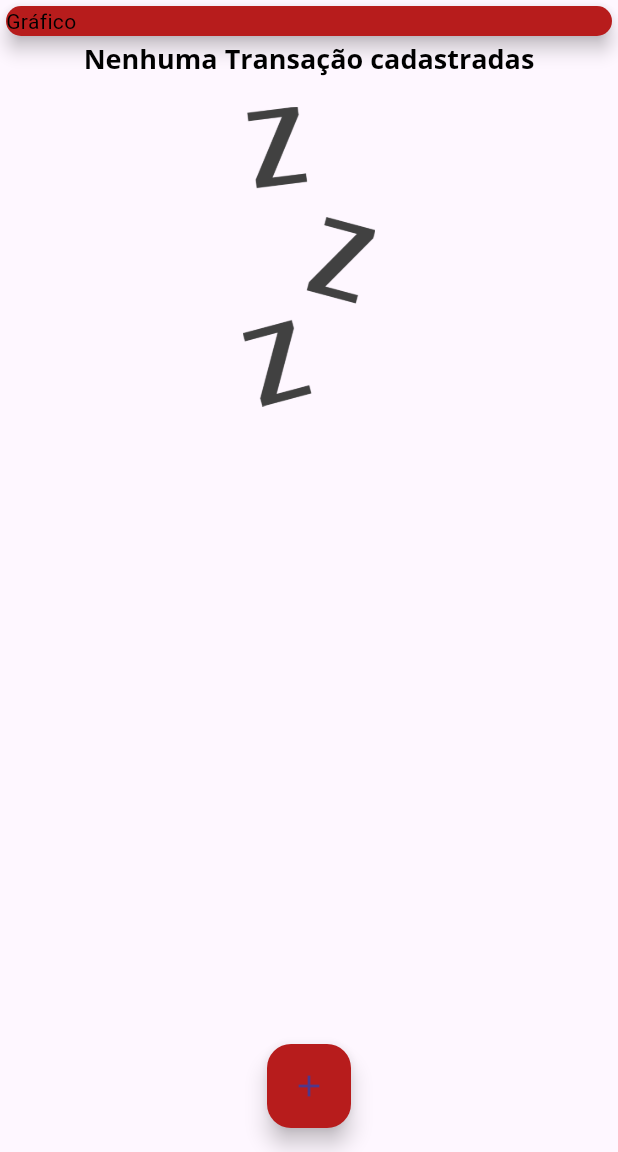
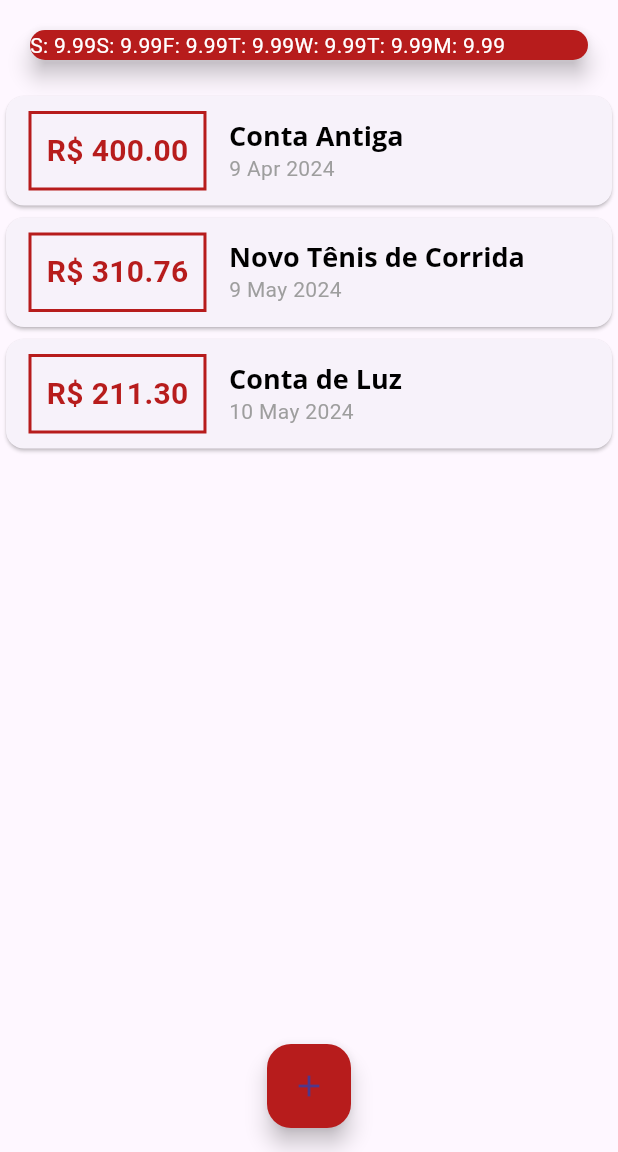
Before and after one commit to ArthurRCastilho/app_despesas, a Flutter app: the screen it shows after launch, on a phone screen of 412 x 824 dp, the part 84-1236 px from its top. Run offline on Flutter 3.47's test engine with Material 3 defaults, Android fonts, the phone set to English and light mode, and no system bars; missing offline and left inert: dart:ffi.

Commit message:
Começando a montar o gráfico: Este ponto está sendo adicionado os arquivos chart.dart e o arquivo chart_bar.dart.   chart.dart está responsável por receber as ultimas transações dos ultimos 7 dias, lógica que foi implementada na main.dart no primeiro SingleChildScrollView onde chama a função _recentTransations, que é uma função que pega apenas as ultimas transações dos ultimos 7 e é recebido dentro de chart.dart que está responsavel por somar todos os valores respectivos de cada dia e deixar separado. E o arquivo chart_bar.dart será responsável por criar as barras, onde mostrará o gráfico de gastos, porém este arquivo apenas foi criado, e criado o StatelessWidget, sem mais alterações no momento

```diff
--- /dev/null
+++ b/lib/components/chart.dart
@@ -0,0 +1,57 @@
+import 'package:app_despesas/models/transaction.dart';
+import 'package:intl/intl.dart';
+import 'package:flutter/material.dart';
+
+class Chart extends StatelessWidget {
+  final List<Transaction> recentTransaction;
+
+  Chart(this.recentTransaction);
+
+  List<Map<String, Object>> get groupedTransactions {
+    return List.generate(7, (index) {
+      final weekDay = DateTime.now().subtract(
+        Duration(days: index),
+      );
+
+      double totalSum = 0.0;
+
+      for (var i = 0; i < recentTransaction.length; i++) {
+        bool sameDay = recentTransaction[i].date.day == weekDay.day;
+        bool sameMonth = recentTransaction[i].date.month == weekDay.month;
+        bool sameYear = recentTransaction[i].date.year == weekDay.year;
+
+        if (sameDay && sameMonth && sameYear) {
+          totalSum += recentTransaction[i].value;
+        }
+      }
+
+      print(DateFormat.E().format(weekDay)[0]);
+      print(totalSum);
+
+      return {
+        'day': DateFormat.E().format(weekDay)[0],
+        'value': 9.99,
+      };
+    });
+  }
+
+  @override
+  Widget build(BuildContext context) {
+    groupedTransactions;
+    return Card(
+      color: Theme.of(context).colorScheme.primary,
+      elevation: 6,
+      margin: EdgeInsets.all(20),
+      child: Row(
+        children: groupedTransactions.map((tr) {
+          return Text(
+            '${tr['day']}: ${tr['value']}',
+            style: TextStyle(
+              color: Theme.of(context).colorScheme.tertiary,
+            ),
+          );
+        }).toList(),
+      ),
+    );
+  }
+}
--- /dev/null
+++ b/lib/components/chart_bar.dart
@@ -0,0 +1,9 @@
+import 'package:flutter/material.dart';
+
+class ChartBar extends StatelessWidget {
+
+  @override
+  Widget build(BuildContext context) {
+    return const Placeholder();
+  }
+}
--- a/lib/main.dart
+++ b/lib/main.dart
@@ -1,9 +1,11 @@
+import 'dart:ffi';
 import 'dart:math';
 import 'package:app_despesas/components/transaction_form.dart';
 import 'package:flutter/material.dart';
 import './components/transaction_form.dart';
 import './components/transaction_list.dart';
 import '/models/transaction.dart';
+import 'components/chart.dart';
 
 main() => runApp(ExpensesApp());
 
@@ -46,18 +48,33 @@ class MyHomePage extends StatefulWidget {
 
 class _MyHomePageState extends State<MyHomePage> {
   final List<Transaction> _transactions = [
-    // Transaction(
-    //     id: 't1',
-    //     title: 'Novo Tênis de Corrida',
-    //     value: 310.76,
-    //     date: DateTime.now()),
-    // Transaction(
-    //   id: 't2',
-    //   title: 'Conta de Luz',
-    //   value: 211.30,
-    //   date: DateTime.now(),
-    // ),
+    Transaction(
+      id: 't0',
+      title: 'Conta Antiga',
+      value: 400.00,
+      date: DateTime.now().subtract(Duration(days: 33)),
+    ),
+    Transaction(
+      id: 't1',
+      title: 'Novo Tênis de Corrida',
+      value: 310.76,
+      date: DateTime.now().subtract(Duration(days: 3)),
+    ),
+    Transaction(
+      id: 't2',
+      title: 'Conta de Luz',
+      value: 211.30,
+      date: DateTime.now().subtract(Duration(days: 2)),
+    ),
   ];
+
+  List<Transaction> get _recentTransactions {
+    return _transactions.where((tr) {
+      return tr.date.isAfter(DateTime.now().subtract(
+        Duration(days: 7),
+      ));
+    }).toList();
+  }
 
   _addTransaction(String title, double value) {
     final newTransaction = Transaction(
@@ -107,18 +124,7 @@ class _MyHomePageState extends State<MyHomePage> {
           // mainAxisAlignmente e crossAxisAlignment, são usados para alinhar os widgets
           crossAxisAlignment: CrossAxisAlignment.stretch,
           children: <Widget>[
-            Container(
-              child: Card(
-                color: Theme.of(context).colorScheme.primary,
-                elevation: 5,
-                child: Text(
-                  'Gráfico',
-                  style: TextStyle(
-                    color: Theme.of(context).colorScheme.secondary,
-                  ),
-                ),
-              ),
-            ),
+            Chart(_recentTransactions),
             TransactionList(_transactions),
           ],
         ),
```
